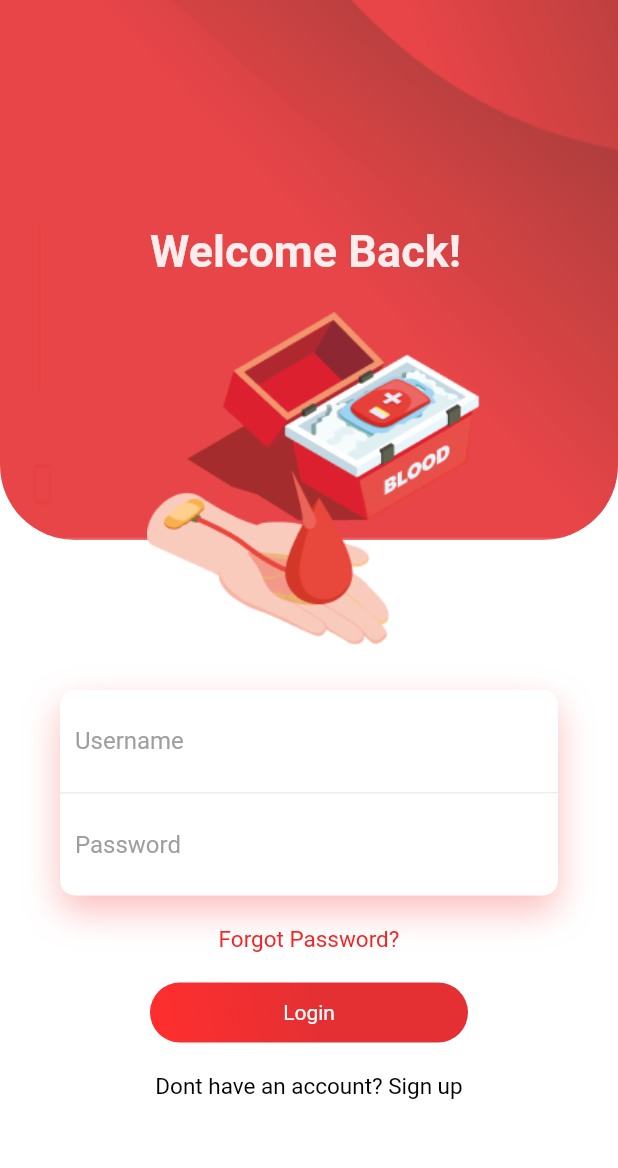
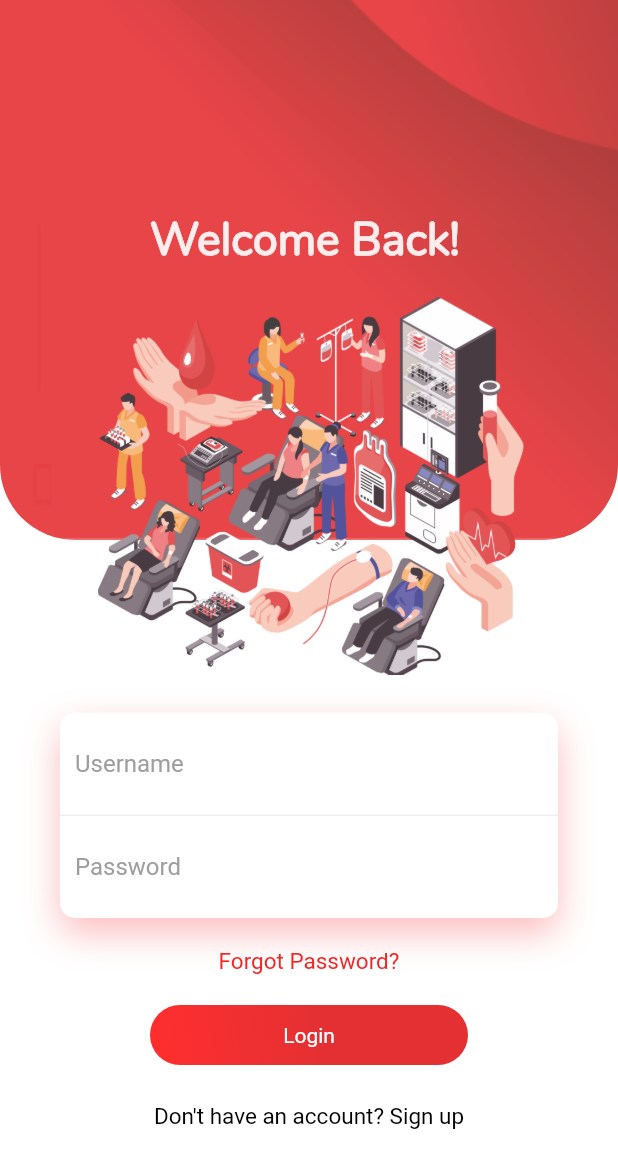
Before and after one commit to prabakar0/RedLink, a Flutter app: the screen it shows after launch, on a phone screen of 412 x 824 dp. Shown: the top 1168 px of the screen. Run offline on Flutter 3.47's test engine with Material 2 defaults, Android fonts, the phone set to English and light mode, and no system bars; our stand-ins replace clay_containers, curved_navigation_bar, shimmer, simple_animations.

Commit message:
Homepage completed

```diff
--- a/lib/login_page.dart
+++ b/lib/login_page.dart
@@ -38,24 +38,24 @@ class _LoginPageState extends State<LoginPage> {
                     )),
                   ),
                   Positioned(
-                    top: 150,
+                    top: 140,
                     left: 100,
                     height: 238,
                     width: 238,
-                    child:FadeAnimation(1.15, Text("Welcome Back!", style: TextStyle(color: Colors.white.withOpacity(0.9), fontWeight: FontWeight.bold, fontSize: 30),)),
+                    child:FadeAnimation(1.15, Text("Welcome Back!", style: TextStyle(color: Colors.white.withOpacity(0.9),fontFamily: 'nunito', fontWeight: FontWeight.bold, fontSize: 30),)),
                   ),
                   Positioned(
-                    top: 200,
-                    left: 90,
-                    height: 238,
-                    width: 238,
+                    top: 190,
+                    left: 57,
+                    height: 270,
+                    width: 300,
                     child: FadeAnimation(1.2, Padding(
                       padding: const EdgeInsets.all(8.0),
                       child: Container(
                         decoration: BoxDecoration(
                             borderRadius: BorderRadius.only(bottomLeft: Radius.circular(50) ,bottomRight: Radius.circular(50)),
                             image: DecorationImage(
-                                image: AssetImage('images/image1.png'),
+                                image: AssetImage('images/Group 5.png'),
                                 fit: BoxFit.fill
                             )
                         ),
@@ -65,7 +65,7 @@ class _LoginPageState extends State<LoginPage> {
                 ],
               ),
             ),
-            //SizedBox(height: 25,),
+            SizedBox(height: 15,),
             Padding(
               padding: EdgeInsets.symmetric(horizontal: 40),
               child: Column(
@@ -152,7 +152,7 @@ class _LoginPageState extends State<LoginPage> {
                       ),
                     )),
                   ),
-                  SizedBox(height: 20,),
+                  SizedBox(height: 25,),
                   GestureDetector(
                       onTap: (){
 
@@ -166,7 +166,7 @@ class _LoginPageState extends State<LoginPage> {
                         );
 
                       },
-                      child: FadeAnimation(1.7, Center(child: Text("Dont have an account? Sign up", style: TextStyle(fontSize:15,color: Colors.black),)))),
+                      child: FadeAnimation(1.7, Center(child: Text("Don't have an account? Sign up", style: TextStyle(fontSize:15,color: Colors.black),)))),
                 ],
               ),
             )
--- a/lib/page_guide.dart
+++ b/lib/page_guide.dart
@@ -45,8 +45,8 @@ class _PageGuideState extends State<PageGuide> {
       bottomNavigationBar: CurvedNavigationBar(
         index: pageIndex,
         backgroundColor: Colors.white,
-        color: Color(0xffE53033),
-        buttonBackgroundColor: Color(0xffE53033),
+        color: Color(0xffCB282D),
+        buttonBackgroundColor: Color(0xFFBC002D),
         height: 50,
         items: <Widget>[
           Icon(Icons.add, size: 22,color: Colors.white,),
```
Also changed, not shown: lib/compatability.dart (+28 -4 lines), lib/home_page.dart (+87 -9 lines), lib/profile.dart (+5 -2 lines), lib/request_page.dart (+48 -12 lines), images/Group 5.png (added), images/Plasma.png (added), images/rbc.png (added).
